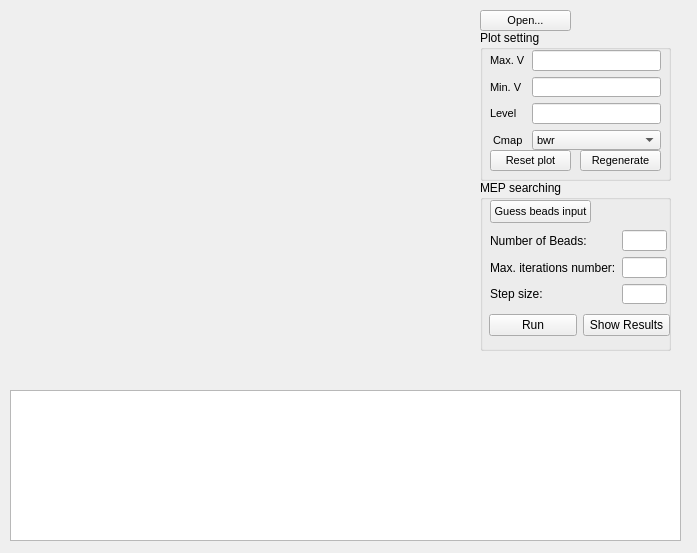
Qt form ui/main.ui (XinChenQC/MEPplot) before a commit.
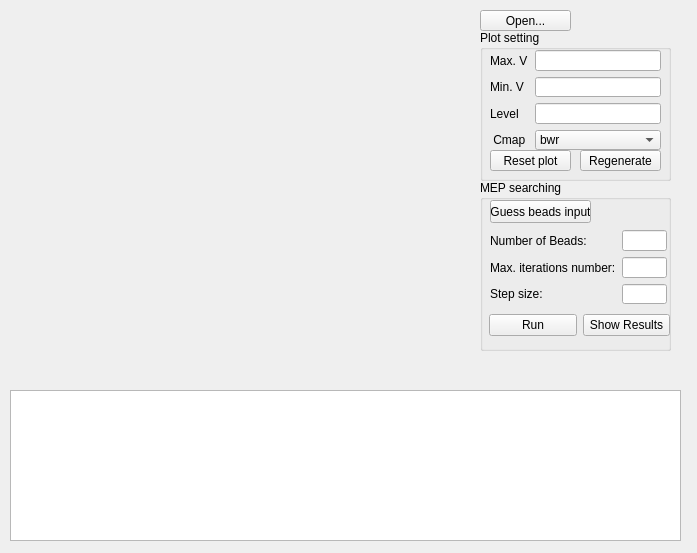
The same form after that commit.

Diff of the .ui file:
```diff
--- a/ui/main.ui
+++ b/ui/main.ui
@@ -46,7 +46,7 @@
    </property>
    <property name="font">
     <font>
-     <pointsize>8</pointsize>
+     <pixelsize>8</pixelsize>
     </font>
    </property>
    <property name="text">
@@ -76,7 +76,7 @@
     </property>
     <property name="font">
      <font>
-      <pointsize>8</pointsize>
+      <pixelsize>8</pixelsize>
      </font>
     </property>
     <property name="text">
@@ -94,7 +94,7 @@
     </property>
     <property name="font">
      <font>
-      <pointsize>8</pointsize>
+      <pixelsize>8</pixelsize>
      </font>
     </property>
     <property name="text">
@@ -115,7 +115,7 @@
       <widget class="QLabel" name="label_4">
        <property name="font">
         <font>
-         <pointsize>8</pointsize>
+         <pixelsize>8</pixelsize>
         </font>
        </property>
        <property name="text">
@@ -127,7 +127,7 @@
       <widget class="QLabel" name="label_2">
        <property name="font">
         <font>
-         <pointsize>8</pointsize>
+         <pixelsize>8</pixelsize>
         </font>
        </property>
        <property name="text">
@@ -139,7 +139,7 @@
       <widget class="QLabel" name="label_3">
        <property name="font">
         <font>
-         <pointsize>8</pointsize>
+         <pixelsize>8</pixelsize>
         </font>
        </property>
        <property name="text">
@@ -151,7 +151,7 @@
       <widget class="QLabel" name="label_5">
        <property name="font">
         <font>
-         <pointsize>8</pointsize>
+         <pixelsize>8</pixelsize>
         </font>
        </property>
        <property name="text">
@@ -172,7 +172,7 @@
       <widget class="QComboBox" name="cmap">
        <property name="font">
         <font>
-         <pointsize>8</pointsize>
+         <pixelsize>8</pixelsize>
         </font>
        </property>
        <item>
@@ -218,7 +218,7 @@
     </property>
     <property name="font">
      <font>
-      <pointsize>8</pointsize>
+      <pixelsize>8</pixelsize>
       <kerning>false</kerning>
      </font>
     </property>
```
